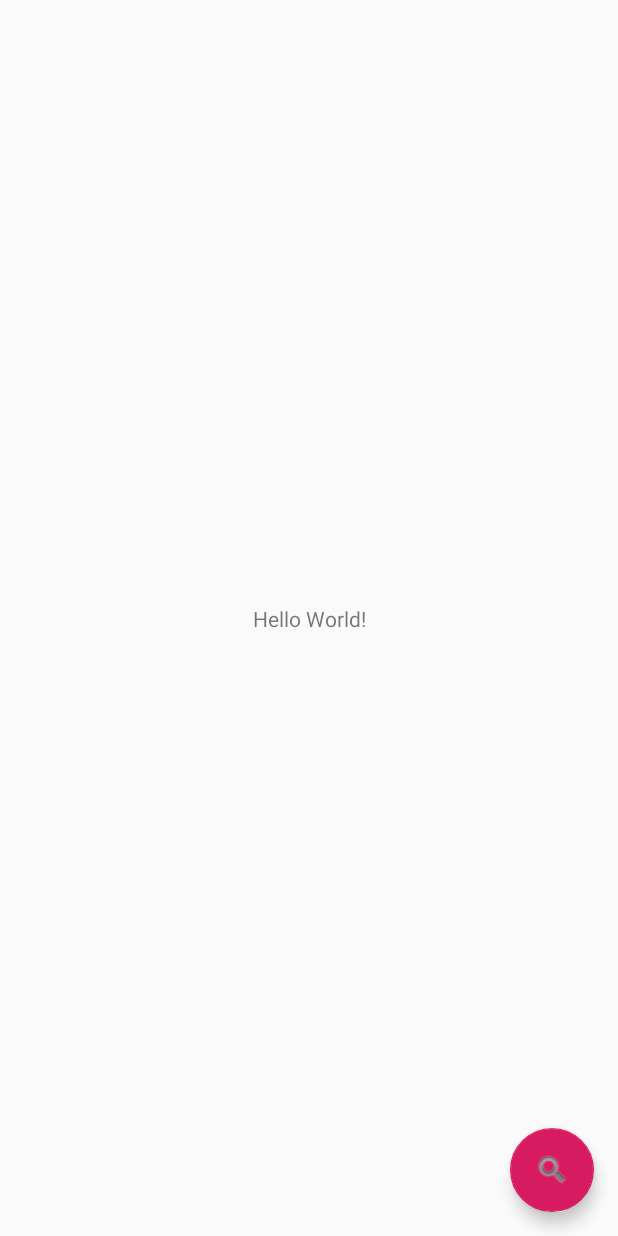
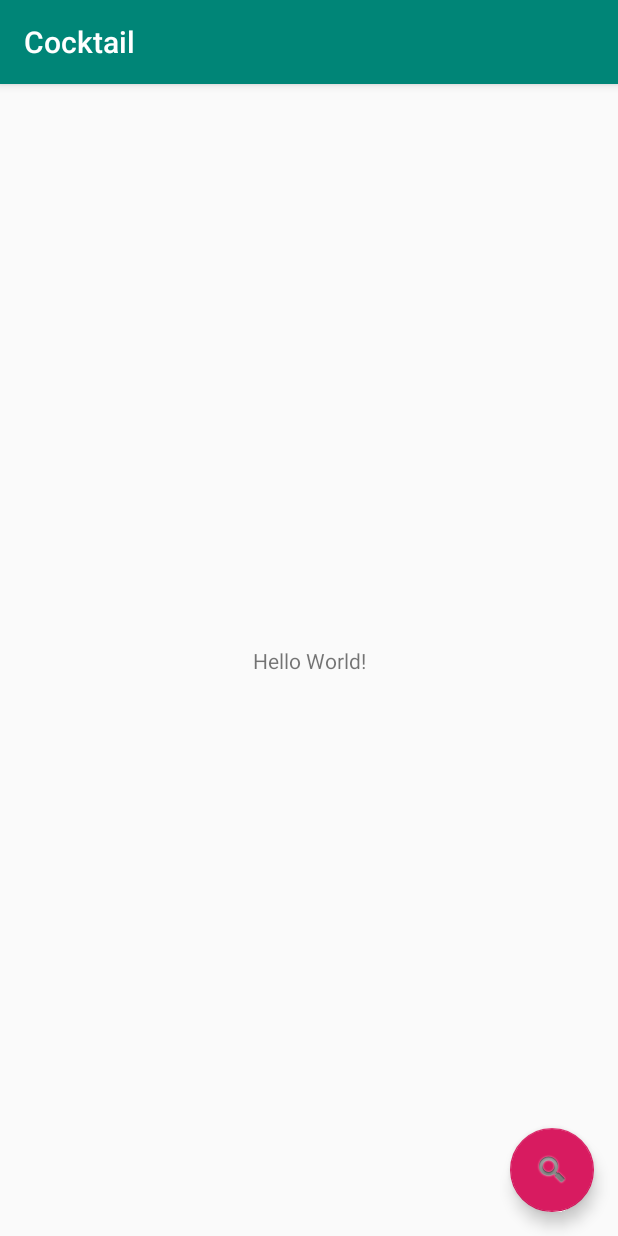
Before and after one commit to miki31/Cocktail, an Android app: the screen it shows after launch (MainActivity), on a phone screen of 412 x 824 dp. Run offline under Robolectric (Android 15) with nearby library versions, the phone set to English and light mode, and no system bars; 1 statement that could not run was skipped.

Commit message:
App name in action Bar

```diff
--- a/app/src/main/AndroidManifest.xml
+++ b/app/src/main/AndroidManifest.xml
@@ -18,7 +18,7 @@
             </intent-filter>
         </activity>
         <activity android:name=".MainActivity"
-            android:theme="@style/AppTheme.NoActionBar">
+            >
             <intent-filter>
                 <action android:name="android.intent.action.MAIN" />
 
--- a/app/src/main/res/layout/fragment_list_view.xml
+++ b/app/src/main/res/layout/fragment_list_view.xml
@@ -7,10 +7,11 @@
     android:layout_height="match_parent"
     tools:context=".MainActivity">
 
-    <com.google.android.material.appbar.AppBarLayout
-        android:layout_width="match_parent"
-        android:layout_height="wrap_content"
-        android:theme="@style/AppTheme.AppBarOverlay">
+<!--    <com.google.android.material.appbar.AppBarLayout-->
+<!--        android:accessibilityPaneTitle="@string/app_name"-->
+<!--        android:layout_width="match_parent"-->
+<!--        android:layout_height="wrap_content"-->
+<!--        android:theme="@style/AppTheme">-->
 
 <!--        <androidx.appcompat.widget.Toolbar-->
 <!--            android:id="@+id/toolbar"-->
@@ -19,7 +20,7 @@
 <!--            android:background="?attr/colorPrimary"-->
 <!--            app:popupTheme="@style/AppTheme.PopupOverlay" />-->
 
-    </com.google.android.material.appbar.AppBarLayout>
+<!--    </com.google.android.material.appbar.AppBarLayout>-->
 
     <include layout="@layout/content_main" />
 
--- a/app/src/main/res/values/styles.xml
+++ b/app/src/main/res/values/styles.xml
@@ -12,13 +12,13 @@
         <item name="android:windowBackground">@drawable/background_splash</item>
     </style>
 
-    <style name="AppTheme.NoActionBar">
-        <item name="windowActionBar">false</item>
-        <item name="windowNoTitle">true</item>
-    </style>
+<!--    <style name="AppTheme.NoActionBar">-->
+<!--        <item name="windowActionBar">false</item>-->
+<!--        <item name="windowNoTitle">true</item>-->
+<!--    </style>-->
 
-    <style name="AppTheme.AppBarOverlay" parent="ThemeOverlay.AppCompat.Dark.ActionBar" />
+<!--    <style name="AppTheme.AppBarOverlay" parent="ThemeOverlay.AppCompat.Dark.ActionBar" />-->
 
-    <style name="AppTheme.PopupOverlay" parent="ThemeOverlay.AppCompat.Light" />
+<!--    <style name="AppTheme.PopupOverlay" parent="ThemeOverlay.AppCompat.Light" />-->
 
 </resources>
```
Also changed, not shown: app/src/main/java/com/devlight/test/cocktail/MainActivity.java (+1 -0 lines).
